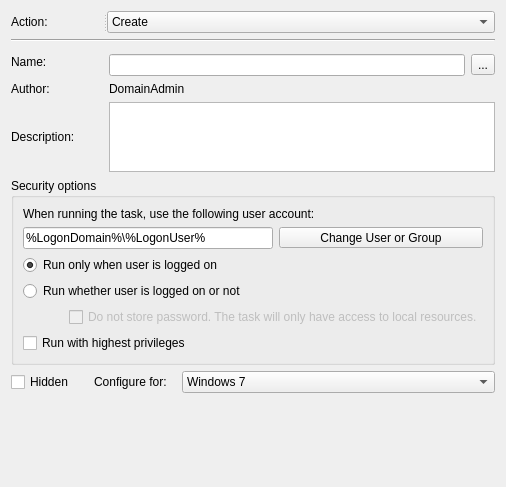
Qt form src/apps/mvvm-folders/scheduled_tasks/schedulewin7widget.ui (august-alt/policy-preferences-editor-prototype) before a commit.
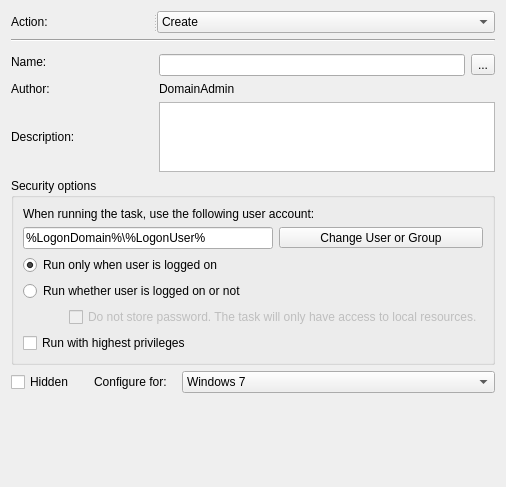
The same form after that commit.

The edit to the form file:
```diff
--- a/src/apps/mvvm-folders/scheduled_tasks/schedulewin7widget.ui
+++ b/src/apps/mvvm-folders/scheduled_tasks/schedulewin7widget.ui
@@ -36,7 +36,7 @@
      </property>
      <property name="minimumSize">
       <size>
-       <width>92</width>
+       <width>142</width>
        <height>0</height>
       </size>
      </property>
@@ -67,6 +67,18 @@
    </item>
    <item row="4" column="0">
     <widget class="QLabel" name="authorLabel">
+     <property name="sizePolicy">
+      <sizepolicy hsizetype="Fixed" vsizetype="Preferred">
+       <horstretch>0</horstretch>
+       <verstretch>0</verstretch>
+      </sizepolicy>
+     </property>
+     <property name="minimumSize">
+      <size>
+       <width>142</width>
+       <height>0</height>
+      </size>
+     </property>
      <property name="text">
       <string>Author:</string>
      </property>
@@ -84,6 +96,12 @@
    </item>
    <item row="5" column="0">
     <widget class="QLabel" name="descriptionLabel">
+     <property name="minimumSize">
+      <size>
+       <width>142</width>
+       <height>0</height>
+      </size>
+     </property>
      <property name="text">
       <string>Description:</string>
      </property>
@@ -297,7 +315,7 @@
       </property>
       <property name="minimumSize">
        <size>
-        <width>92</width>
+        <width>142</width>
         <height>0</height>
        </size>
       </property>
```
